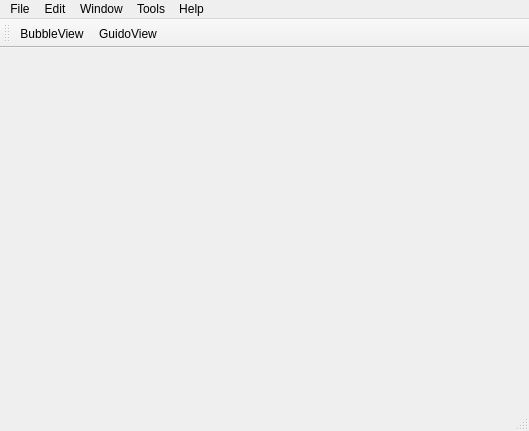
First picture: the form in gui/mainwindow.ui, repository Meisterschueler/meisterschueler-qt, before the edit.
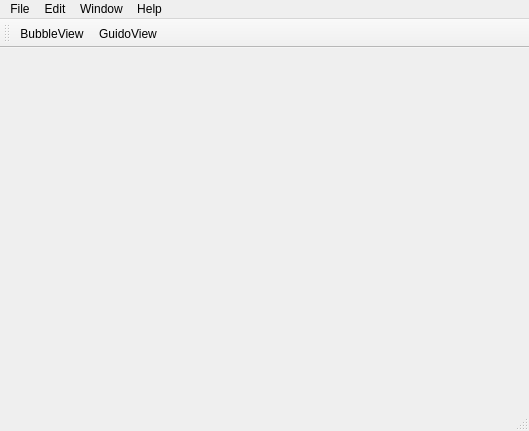
Second picture: the form after the edit.

What changed in the file:
```diff
--- a/gui/mainwindow.ui
+++ b/gui/mainwindow.ui
@@ -50,17 +50,11 @@
      <string>Edit</string>
     </property>
     <addaction name="actionSettings"/>
-   </widget>
-   <widget class="QMenu" name="menuTools">
-    <property name="title">
-     <string>Tools</string>
-    </property>
     <addaction name="actionEchoes"/>
    </widget>
    <addaction name="menuFile"/>
    <addaction name="menuEdit"/>
    <addaction name="menuWindow"/>
-   <addaction name="menuTools"/>
    <addaction name="menuHelp"/>
   </widget>
   <widget class="QToolBar" name="mainToolBar">
```
Left out of the diff: 3 changed lines with no effect on the pictures.
